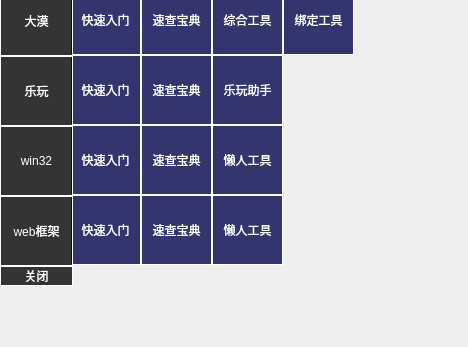
Qt form ui/wf_main.ui (luxiaolan6373/ProgrammingAssistant) before a commit; both pictures show x 0 to 468 and y 225 to 572 of the 468 by 572 pixel window.
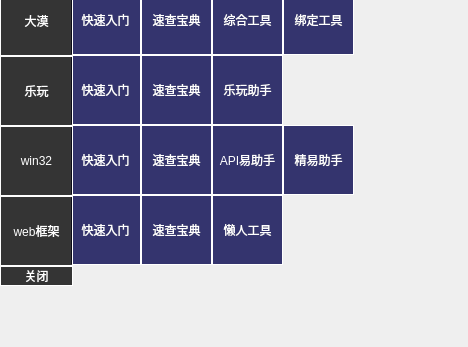
The same form after that commit.

```diff
--- a/ui/wf_main.ui
+++ b/ui/wf_main.ui
@@ -571,7 +571,20 @@
         </size>
        </property>
        <property name="text">
-        <string>懒人工具</string>
+        <string>API易助手</string>
+       </property>
+      </widget>
+     </item>
+     <item>
+      <widget class="QPushButton" name="bt_win32_jyzs">
+       <property name="minimumSize">
+        <size>
+         <width>71</width>
+         <height>70</height>
+        </size>
+       </property>
+       <property name="text">
+        <string>精易助手</string>
        </property>
       </widget>
      </item>
```
Left out of the diff: 2 changed lines with no effect on the pictures.
